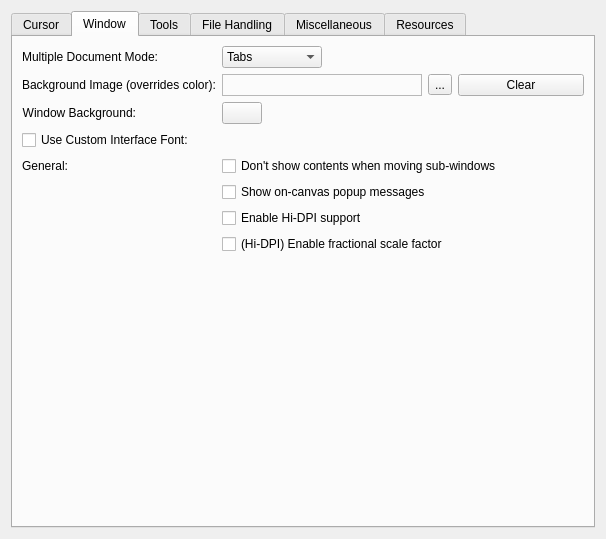
Above: libs/ui/forms/wdggeneralsettings.ui from KDE/krita before the change. Below: the same form after it.
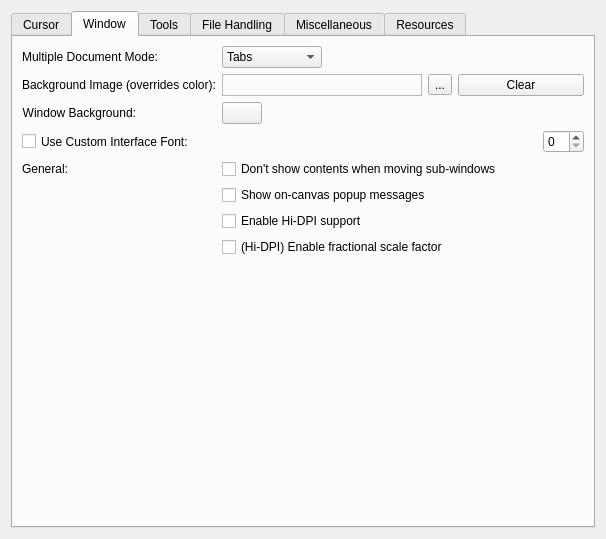
That is the form after the change. The open tabs and pages were chosen to show the change. Custom widgets are drawn as their Qt base class.

Commit message: Add a spinbox to select the application font size

```diff
--- a/libs/ui/forms/wdggeneralsettings.ui
+++ b/libs/ui/forms/wdggeneralsettings.ui
@@ -179,8 +179,6 @@
       <attribute name="title">
        <string>Window</string>
       </attribute>
-      <layout class="QVBoxLayout" name="verticalLayout_5">
-       <item>
         <layout class="QFormLayout" name="formLayout">
          <item row="0" column="0">
           <widget class="QLabel" name="label_2">
@@ -308,6 +306,8 @@
           </widget>
          </item>
          <item row="3" column="1">
+        <layout class="QHBoxLayout" name="horizontalLayout_3">
+         <item>
           <widget class="KisFontComboBoxes" name="cmbCustomFont" native="true">
            <property name="sizePolicy">
             <sizepolicy hsizetype="MinimumExpanding" vsizetype="Preferred">
@@ -317,6 +317,18 @@
            </property>
           </widget>
          </item>
+         <item>
+          <widget class="QSpinBox" name="intFontSize">
+           <property name="sizePolicy">
+            <sizepolicy hsizetype="Preferred" vsizetype="Preferred">
+             <horstretch>0</horstretch>
+             <verstretch>0</verstretch>
+            </sizepolicy>
+           </property>
+          </widget>
+         </item>
+        </layout>
+       </item>
          <item row="4" column="0">
           <widget class="QLabel" name="lbl_window_general">
            <property name="text">
@@ -358,9 +370,7 @@
            </property>
           </widget>
          </item>
-        </layout>
-       </item>
-       <item>
+       <item row="8" column="0">
         <spacer name="verticalSpacer">
          <property name="orientation">
           <enum>Qt::Vertical</enum>
```
Left out of the diff: 2 changed lines with no effect on the pictures. Lines whose indentation alone changed are shown as unchanged. The commit also changes 3 other files.
